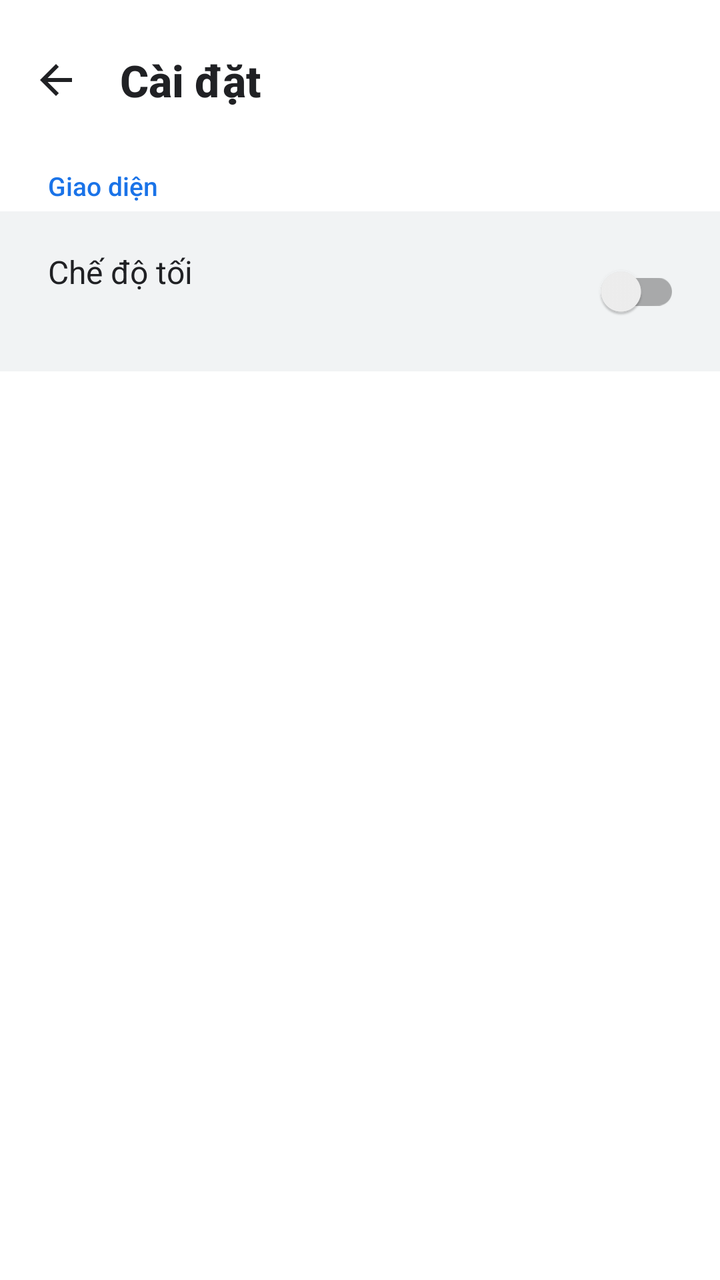
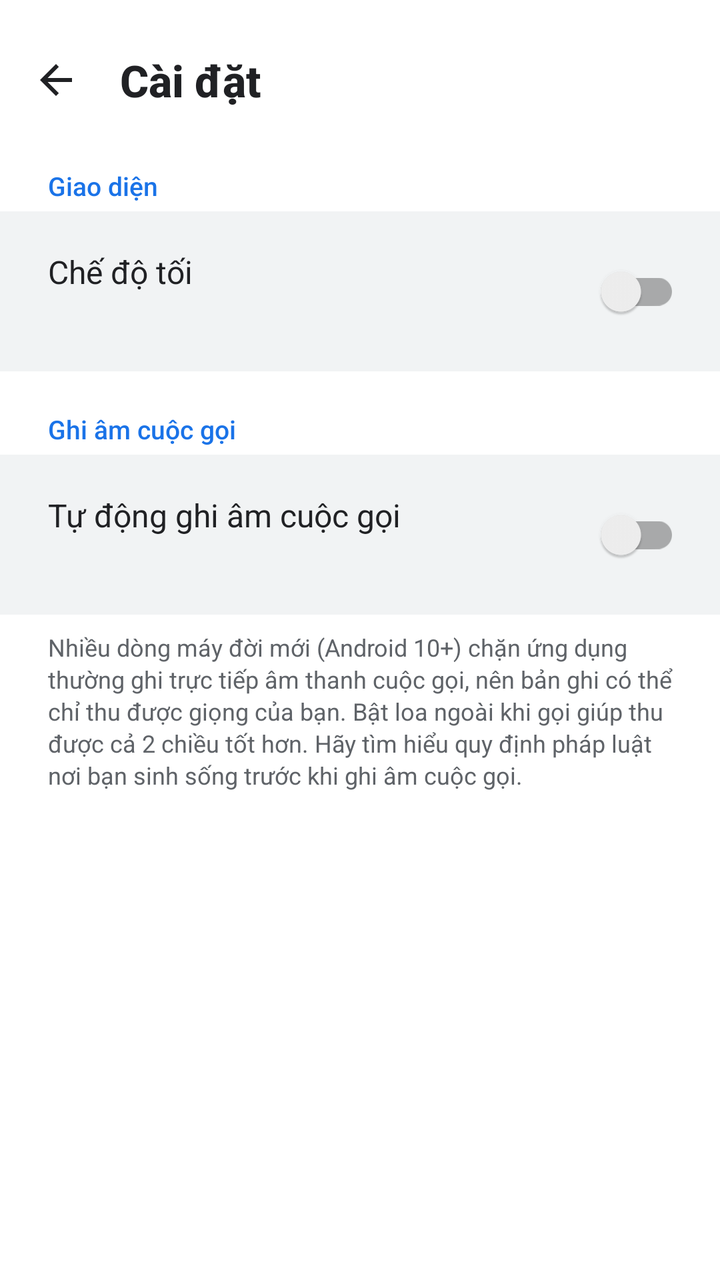

The first picture is an Android layout as it rendered before a commit; the second is the same layout after the commit. The layout source and the unified diff follow.
<!-- AndroidManifest.xml: application theme Theme.SimpleCall -->
<!-- res/layout/fragment_settings.xml -->
<?xml version="1.0" encoding="utf-8"?>
<LinearLayout xmlns:android="http://schemas.android.com/apk/res/android"
    xmlns:app="http://schemas.android.com/apk/res-auto"
    android:layout_width="match_parent"
    android:layout_height="match_parent"
    android:orientation="vertical"
    android:background="@color/bg">

    
    <LinearLayout
        android:layout_width="match_parent" android:layout_height="wrap_content"
        android:orientation="horizontal" android:gravity="center_vertical"
        android:paddingTop="16dp" android:paddingBottom="8dp"
        android:paddingStart="4dp" android:paddingEnd="20dp">
        <ImageButton
            android:id="@+id/btnBack"
            android:layout_width="48dp" android:layout_height="48dp"
            android:background="@android:color/transparent"
            android:src="@drawable/ic_arrow_back"
            android:contentDescription="Quay lại" />
        <TextView
            android:layout_width="wrap_content" android:layout_height="wrap_content"
            android:layout_marginStart="8dp"
            android:text="@string/settings"
            android:textSize="22sp" android:textStyle="bold"
            android:textColor="@color/text_primary"
            android:fontFamily="sans-serif-medium" />
    </LinearLayout>

    
    <TextView
        android:layout_width="wrap_content" android:layout_height="wrap_content"
        android:layout_marginStart="24dp" android:layout_marginTop="12dp" android:layout_marginBottom="4dp"
        android:text="@string/settings_display_section"
        android:textSize="13sp" android:textColor="@color/accent_blue"
        android:fontFamily="sans-serif-medium" />

    <LinearLayout
        android:layout_width="match_parent" android:layout_height="wrap_content"
        android:orientation="horizontal" android:gravity="center_vertical"
        android:background="@color/bg_surface"
        android:paddingStart="24dp" android:paddingEnd="20dp"
        android:paddingTop="16dp" android:paddingBottom="16dp"
        android:clickable="true" android:focusable="true"
        android:id="@+id/rowDarkMode">
        <LinearLayout
            android:layout_width="0dp" android:layout_height="wrap_content"
            android:layout_weight="1" android:orientation="vertical">
            <TextView
                android:layout_width="wrap_content" android:layout_height="wrap_content"
                android:text="@string/settings_dark_mode"
                android:textSize="16sp" android:textColor="@color/text_primary" />
            <TextView
                android:id="@+id/tvDarkModeSubtitle"
                android:layout_width="wrap_content" android:layout_height="wrap_content"
                android:layout_marginTop="2dp"
                android:textSize="13sp" android:textColor="@color/text_secondary" />
        </LinearLayout>
        <androidx.appcompat.widget.SwitchCompat
            android:id="@+id/switchDarkMode"
            android:layout_width="wrap_content" android:layout_height="wrap_content"
            android:clickable="false" android:focusable="false" />
    </LinearLayout>

</LinearLayout>
<!-- resources referenced by this layout -->
<resources>
  <color name="accent_blue">#1A73E8</color>
  <color name="bg">#FFFFFF</color>
  <color name="bg_surface">#F1F3F4</color>
  <color name="text_primary">#202124</color>
  <color name="text_secondary">#5F6368</color>
  <!-- drawable ic_arrow_back (drawable) -->
  <?xml version="1.0" encoding="utf-8"?>
  <vector xmlns:android="http://schemas.android.com/apk/res/android"
      android:width="24dp" android:height="24dp"
      android:viewportWidth="24" android:viewportHeight="24">
      
      <path android:fillColor="@color/text_primary"
          android:pathData="M20,11H7.83l5.59-5.59L12,4l-8,8 8,8 1.41-1.41L7.83,13H20v-2z"/>
  </vector>
  <string name="settings">Cài đặt</string>
  <string name="settings_dark_mode">Chế độ tối</string>
  <string name="settings_display_section">Giao diện</string>
  <style name="Theme.SimpleCall" parent="Theme.MaterialComponents.DayNight.NoActionBar">
          <item name="colorPrimary">@color/primary</item>
          <item name="colorPrimaryDark">@color/primary_dark</item>
          <item name="colorAccent">@color/primary</item>
          <item name="android:windowBackground">@color/bg</item>
          <item name="android:statusBarColor">@color/bg</item>
          <item name="android:windowLightStatusBar" tools:targetApi="23">true</item>
          <item name="android:windowSoftInputMode">stateAlwaysVisible</item>
      </style>
  <color name="primary">#1E8E3E</color>
  <color name="primary_dark">#137333</color>
</resources>

<!-- the commit's change to res/layout/fragment_settings.xml (unified diff, before → after) -->
@@ -62,4 +62,46 @@
             android:clickable="false" android:focusable="false" />
     </LinearLayout>
 
+    
+    <TextView
+        android:layout_width="wrap_content" android:layout_height="wrap_content"
+        android:layout_marginStart="24dp" android:layout_marginTop="20dp" android:layout_marginBottom="4dp"
+        android:text="@string/settings_call_recording_section"
+        android:textSize="13sp" android:textColor="@color/accent_blue"
+        android:fontFamily="sans-serif-medium" />
+
+    <LinearLayout
+        android:layout_width="match_parent" android:layout_height="wrap_content"
+        android:orientation="horizontal" android:gravity="center_vertical"
+        android:background="@color/bg_surface"
+        android:paddingStart="24dp" android:paddingEnd="20dp"
+        android:paddingTop="16dp" android:paddingBottom="16dp"
+        android:clickable="true" android:focusable="true"
+        android:id="@+id/rowAutoRecord">
+        <LinearLayout
+            android:layout_width="0dp" android:layout_height="wrap_content"
+            android:layout_weight="1" android:orientation="vertical">
+            <TextView
+                android:layout_width="wrap_content" android:layout_height="wrap_content"
+                android:text="@string/auto_record_calls"
+                android:textSize="16sp" android:textColor="@color/text_primary" />
+            <TextView
+                android:id="@+id/tvAutoRecordSubtitle"
+                android:layout_width="wrap_content" android:layout_height="wrap_content"
+                android:layout_marginTop="2dp"
+                android:textSize="13sp" android:textColor="@color/text_secondary" />
+        </LinearLayout>
+        <androidx.appcompat.widget.SwitchCompat
+            android:id="@+id/switchAutoRecord"
+            android:layout_width="wrap_content" android:layout_height="wrap_content"
+            android:clickable="false" android:focusable="false" />
+    </LinearLayout>
+
+    <TextView
+        android:layout_width="match_parent" android:layout_height="wrap_content"
+        android:layout_marginStart="24dp" android:layout_marginEnd="20dp" android:layout_marginTop="8dp"
+        android:text="@string/auto_record_calls_notice"
+        android:textSize="12sp" android:textColor="@color/text_secondary"
+        android:lineSpacingExtra="2dp" />
+
 </LinearLayout>
<!-- resource entries referenced after the edit -->
@@ -14,7 +14,10 @@
       <path android:fillColor="@color/text_primary"
           android:pathData="M20,11H7.83l5.59-5.59L12,4l-8,8 8,8 1.41-1.41L7.83,13H20v-2z"/>
   </vector>
+  <string name="auto_record_calls">Tự động ghi âm cuộc gọi</string>
+  <string name="auto_record_calls_notice">Nhiều dòng máy đời mới (Android 10+) chặn ứng dụng thường ghi trực tiếp âm thanh cuộc gọi, nên bản ghi có thể chỉ thu được giọng của bạn. Bật loa ngoài khi gọi giúp thu được cả 2 chiều tốt hơn. Hãy tìm hiểu quy định pháp luật nơi bạn sinh sống trước khi ghi âm cuộc gọi.</string>
   <string name="settings">Cài đặt</string>
+  <string name="settings_call_recording_section">Ghi âm cuộc gọi</string>
   <string name="settings_dark_mode">Chế độ tối</string>
   <string name="settings_display_section">Giao diện</string>
   <style name="Theme.SimpleCall" parent="Theme.MaterialComponents.DayNight.NoActionBar">
